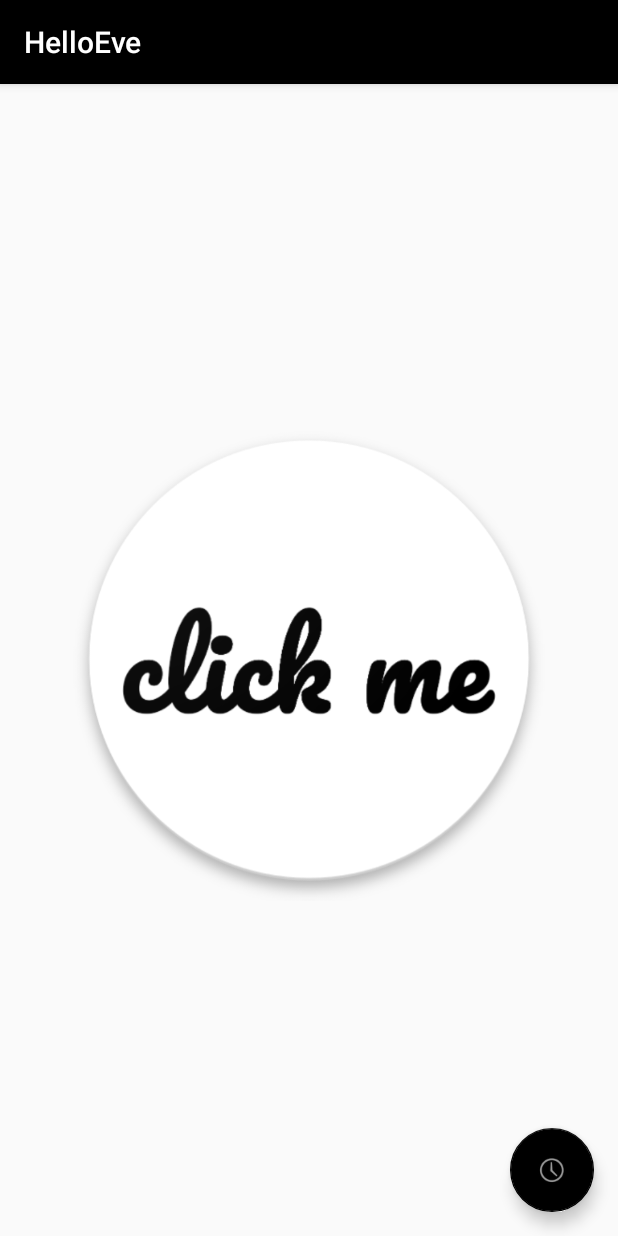
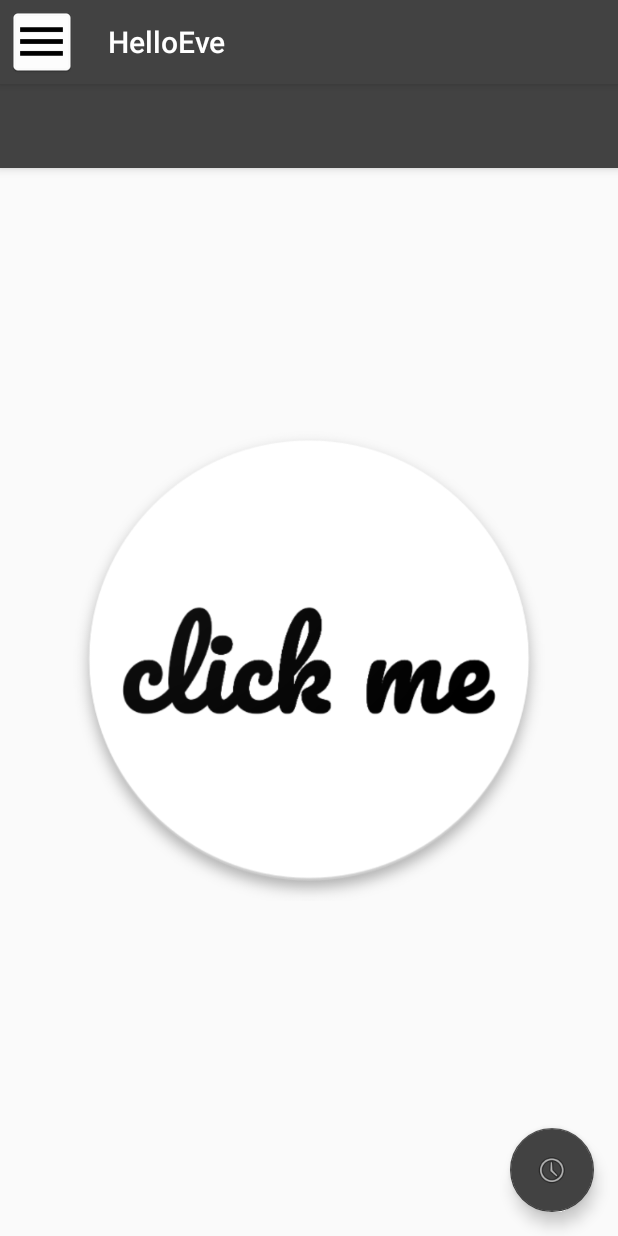
Before and after one commit to gebs/HelloEve, an Android app: the screen it shows after launch (MainActivity), on a phone screen of 412 x 824 dp. Run offline under Robolectric (Android 15) with nearby library versions, the phone set to English and light mode, and no system bars.

Commit message:
#hassMitMenü

```diff
--- a/app/src/main/java/com/mobpro/hslu/itengebs/helloeve/MainActivity.java
+++ b/app/src/main/java/com/mobpro/hslu/itengebs/helloeve/MainActivity.java
@@ -1,9 +1,14 @@
 package com.mobpro.hslu.itengebs.helloeve;
 
+import android.support.design.widget.NavigationView;
+import android.support.design.widget.Snackbar;
+import android.support.v4.widget.DrawerLayout;
 import android.support.v7.app.ActionBar;
 import android.support.v7.app.AppCompatActivity;
 import android.os.Bundle;
+import android.support.v7.widget.RecyclerView;
 import android.support.v7.widget.Toolbar;
+import android.view.MenuItem;
 import android.view.View;
 import android.widget.ImageView;
 import android.widget.Toast;
@@ -14,11 +19,50 @@ public class MainActivity extends AppCompatActivity {
     protected void onCreate(Bundle savedInstanceState) {
         super.onCreate(savedInstanceState);
 
+        final Toolbar toolbar = (Toolbar) findViewById(R.id.toolbar);
+        final ActionBar actionBar = getSupportActionBar();
+        if (actionBar != null) {
+            actionBar.setHomeAsUpIndicator(R.mipmap.ic_menu);
+            actionBar.setDisplayHomeAsUpEnabled(true);
+        }
 
+        final DrawerLayout drawerLayout = (DrawerLayout) findViewById(R.id.drawer_layout);
 
+        NavigationView view = (NavigationView) findViewById(R.id.navigation_view);
+        /*
+        view.setNavigationItemSelectedListener(new NavigationView.OnNavigationItemSelectedListener() {
+            @Override public boolean onNavigationItemSelected(MenuItem menuItem) {
+                //Snackbar.make(content, menuItem.getTitle() + " pressed", Snackbar.LENGTH_LONG).show();
+                //menuItem.setChecked(true);
+                //drawerLayout.closeDrawers();
+                return true;
+            }
+        });
+        */
 
-        ImageView clickMe = (ImageView) findViewById(R.id.clickMeImage);
+        /*
 
+        final Toolbar toolbar = (Toolbar) findViewById(R.id.toolbar);
+        setSupportActionBar(toolbar);
+        final ActionBar actionBar = getSupportActionBar();
+
+        if (actionBar != null) {
+            actionBar.setHomeAsUpIndicator(R.mipmap.ic_menu);
+            actionBar.setDisplayHomeAsUpEnabled(true);
+        }
+
+        final DrawerLayout drawerLayout = (DrawerLayout) findViewById(R.id.drawer_layout);
+
+        NavigationView view = (NavigationView) findViewById(R.id.navigation_view);
+        view.setNavigationItemSelectedListener(new NavigationView.OnNavigationItemSelectedListener() {
+            @Override public boolean onNavigationItemSelected(MenuItem menuItem) {
+                //Snackbar.make(content, menuItem.getTitle() + " pressed", Snackbar.LENGTH_LONG).show();
+                menuItem.setChecked(true);
+                drawerLayout.closeDrawers();
+                return true;
+            }
+        });
+*/
 
         setContentView(R.layout.activity_main);
     }
--- a/app/src/main/res/layout/activity_main.xml
+++ b/app/src/main/res/layout/activity_main.xml
@@ -1,9 +1,44 @@
 <?xml version="1.0" encoding="utf-8"?>
+
+<android.support.v4.widget.DrawerLayout
+    android:id="@+id/drawer_layout"
+    xmlns:android="http://schemas.android.com/apk/res/android"
+    xmlns:app="http://schemas.android.com/apk/res-auto"
+    xmlns:tools="http://schemas.android.com/tools"
+    android:layout_width="match_parent"
+    android:layout_height="match_parent"
+    android:fitsSystemWindows="true"
+    tools:context=".MainActivity">
+
     <android.support.design.widget.CoordinatorLayout xmlns:android="http://schemas.android.com/apk/res/android"
         xmlns:tools="http://schemas.android.com/tools"
         xmlns:app="http://schemas.android.com/apk/res-auto"
         android:layout_width="match_parent"
         android:layout_height="match_parent">
+
+        <android.support.design.widget.CoordinatorLayout
+            android:id="@+id/content"
+            android:layout_width="match_parent"
+            android:layout_height="match_parent"
+            android:orientation="vertical">
+
+            <android.support.design.widget.AppBarLayout
+                android:id="@+id/appBarLayout"
+                android:layout_width="match_parent"
+                android:layout_height="wrap_content"
+                android:theme="@style/ThemeOverlay.AppCompat.Dark.ActionBar">
+
+                <android.support.v7.widget.Toolbar
+                    android:id="@+id/toolbar"
+                    android:layout_width="match_parent"
+                    android:layout_height="?attr/actionBarSize"
+                    android:background="?attr/colorPrimary"
+                    app:popupTheme="@style/ThemeOverlay.AppCompat.Light"
+                    app:layout_scrollFlags="scroll|enterAlways|snap" />
+
+            </android.support.design.widget.AppBarLayout>
+        </android.support.design.widget.CoordinatorLayout>
+
 
         <android.support.constraint.ConstraintLayout
             android:layout_width="match_parent"
@@ -35,5 +70,13 @@
                 app:layout_constraintRight_toRightOf="parent" />
 
         </android.support.constraint.ConstraintLayout>
+    </android.support.design.widget.CoordinatorLayout>
 
-</android.support.design.widget.CoordinatorLayout>
+    <android.support.design.widget.NavigationView
+        android:id="@+id/navigation_view"
+        android:layout_width="wrap_content"
+        android:layout_height="match_parent"
+        android:layout_gravity="start"
+        app:headerLayout="@layout/drawer_header"
+        app:menu="@menu/drawer"/>
+</android.support.v4.widget.DrawerLayout>
--- /dev/null
+++ b/app/src/main/res/layout/drawer_header.xml
@@ -0,0 +1,20 @@
+<?xml version="1.0" encoding="utf-8"?>
+<RelativeLayout xmlns:android="http://schemas.android.com/apk/res/android"
+    xmlns:tools="http://schemas.android.com/tools"
+    android:layout_width="match_parent"
+    android:layout_height="172dp"
+    android:background="@color/colorAccent"
+    android:orientation="vertical"
+    android:paddingTop="25dp"
+    android:backgroundTint="@null">
+    <!-- oder picture hier bei background! -->
+
+    <ImageView
+        android:id="@+id/avatar"
+        android:layout_width="64dp"
+        android:layout_height="64dp"
+        android:layout_margin="16dp"
+        android:elevation="4dp"
+        tools:src="@mipmap/ic_click"/>
+
+</RelativeLayout>
--- /dev/null
+++ b/app/src/main/res/menu/drawer.xml
@@ -0,0 +1,36 @@
+<?xml version="1.0" encoding="utf-8"?>
+<menu xmlns:android="http://schemas.android.com/apk/res/android">
+
+    <group
+        android:checkableBehavior="single">
+
+        <!--
+        <item
+            android:id="@+id/drawer_home"
+            android:checked="true"
+            android:icon="@drawable/ic_home_black_24dp"
+            android:title="@string/home"/>
+
+        <item
+            android:id="@+id/drawer_favourite"
+            android:icon="@drawable/ic_favorite_black_24dp"
+            android:title="@string/favourite"/>
+
+        <item
+            android:id="@+id/drawer_downloaded"
+            android:icon="@drawable/ic_file_download_black_24dp"
+            android:title="@string/downloaded"/>
+
+        <item
+            android:id="@+id/drawer_more"
+            android:icon="@drawable/ic_more_horiz_black_24dp"
+            android:title="@string/more"/>
+
+        -->
+        <item
+            android:id="@+id/drawer_settings"
+            android:icon="@mipmap/ic_settings"
+            android:title="Lülüllülü"/>
+
+    </group>
+</menu>
--- a/app/src/main/res/values/colors.xml
+++ b/app/src/main/res/values/colors.xml
@@ -1,6 +1,7 @@
 <?xml version="1.0" encoding="utf-8"?>
 <resources>
-    <color name="colorPrimary">#000000</color>
+    <color name="colorPrimary">#424242</color>
     <color name="colorPrimaryDark">#303F9F</color>
     <color name="colorAccent">#FFFFF6</color>
+    <!-- #FFFFF6 -->
 </resources>
```
Also changed, not shown: app/src/main/ic_menu-web.png (added), app/src/main/ic_settings-web.png (added), app/src/main/res/mipmap-hdpi/ic_menu.png (added), app/src/main/res/mipmap-hdpi/ic_settings.png (added), app/src/main/res/mipmap-mdpi/ic_menu.png (added), app/src/main/res/mipmap-mdpi/ic_settings.png (added), app/src/main/res/mipmap-xhdpi/ic_menu.png (added), app/src/main/res/mipmap-xhdpi/ic_settings.png (added), app/src/main/res/mipmap-xxhdpi/ic_menu.png (added), app/src/main/res/mipmap-xxhdpi/ic_settings.png (added), app/src/main/res/mipmap-xxxhdpi/ic_menu.png (added), app/src/main/res/mipmap-xxxhdpi/ic_settings.png (added). Lines whose indentation alone changed are shown as unchanged.
